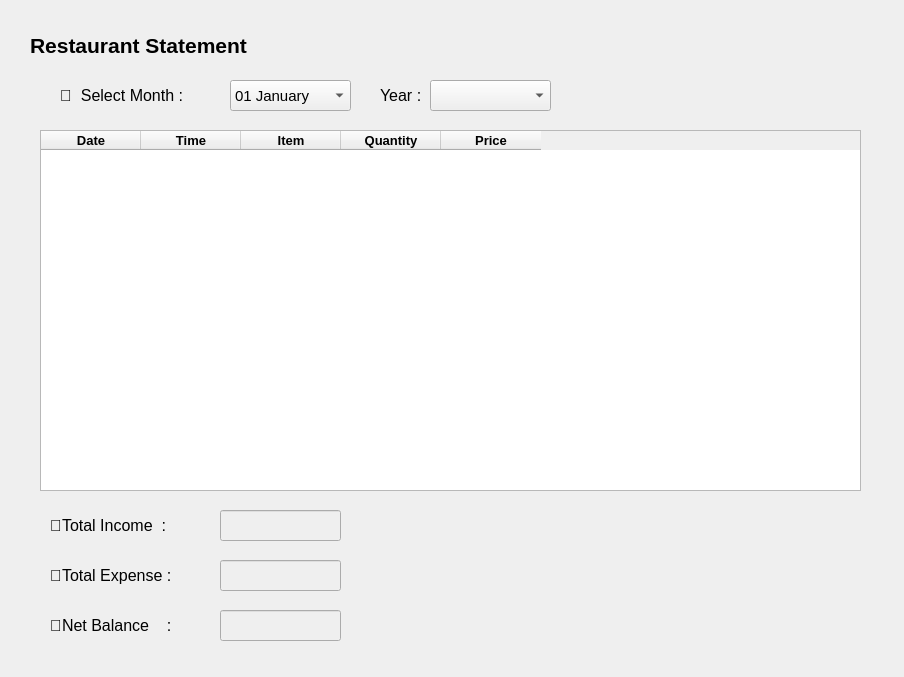
Old version of the form ui/statement.ui in the repository sriv95/Restaurant-Management.
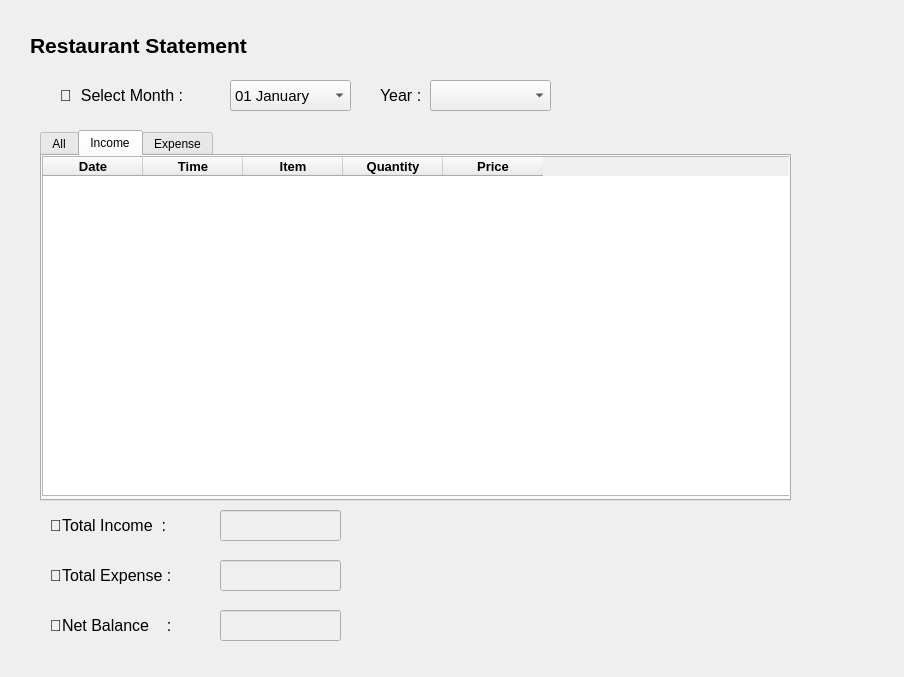
New version of the form. The open tabs and pages were chosen to show the change.

Commit message: Add Income and Expense tabs

What changed in the file:
```diff
--- a/ui/statement.ui
+++ b/ui/statement.ui
@@ -51,53 +51,6 @@
     <string>📅  Select Month :</string>
    </property>
   </widget>
-  <widget class="QTableWidget" name="Statement_Table">
-   <property name="enabled">
-    <bool>true</bool>
-   </property>
-   <property name="geometry">
-    <rect>
-     <x>40</x>
-     <y>130</y>
-     <width>821</width>
-     <height>361</height>
-    </rect>
-   </property>
-   <property name="font">
-    <font>
-     <pointsize>10</pointsize>
-     <bold>true</bold>
-    </font>
-   </property>
-   <property name="editTriggers">
-    <set>QAbstractItemView::EditTrigger::NoEditTriggers</set>
-   </property>
-   <column>
-    <property name="text">
-     <string>Date</string>
-    </property>
-   </column>
-   <column>
-    <property name="text">
-     <string>Time</string>
-    </property>
-   </column>
-   <column>
-    <property name="text">
-     <string>Item</string>
-    </property>
-   </column>
-   <column>
-    <property name="text">
-     <string>Quantity</string>
-    </property>
-   </column>
-   <column>
-    <property name="text">
-     <string>Price</string>
-    </property>
-   </column>
-  </widget>
   <widget class="QComboBox" name="Month_ComboBox">
    <property name="geometry">
     <rect>
@@ -325,6 +278,196 @@
     <enum>QComboBox::InsertPolicy::InsertAtTop</enum>
    </property>
   </widget>
+  <widget class="QTabWidget" name="tabWidget">
+   <property name="geometry">
+    <rect>
+     <x>40</x>
+     <y>130</y>
+     <width>751</width>
+     <height>371</height>
+    </rect>
+   </property>
+   <property name="currentIndex">
+    <number>0</number>
+   </property>
+   <widget class="QWidget" name="Alltab">
+    <property name="enabled">
+     <bool>true</bool>
+    </property>
+    <attribute name="title">
+     <string>All</string>
+    </attribute>
+    <widget class="QTableWidget" name="Statement_Table">
+     <property name="enabled">
+      <bool>true</bool>
+     </property>
+     <property name="geometry">
+      <rect>
+       <x>0</x>
+       <y>0</y>
+       <width>750</width>
+       <height>340</height>
+      </rect>
+     </property>
+     <property name="maximumSize">
+      <size>
+       <width>750</width>
+       <height>340</height>
+      </size>
+     </property>
+     <property name="font">
+      <font>
+       <pointsize>10</pointsize>
+       <bold>true</bold>
+      </font>
+     </property>
+     <property name="editTriggers">
+      <set>QAbstractItemView::EditTrigger::NoEditTriggers</set>
+     </property>
+     <column>
+      <property name="text">
+       <string>Date</string>
+      </property>
+     </column>
+     <column>
+      <property name="text">
+       <string>Time</string>
+      </property>
+     </column>
+     <column>
+      <property name="text">
+       <string>Item</string>
+      </property>
+     </column>
+     <column>
+      <property name="text">
+       <string>Quantity</string>
+      </property>
+     </column>
+     <column>
+      <property name="text">
+       <string>Price</string>
+      </property>
+     </column>
+    </widget>
+   </widget>
+   <widget class="QWidget" name="InTab">
+    <attribute name="title">
+     <string>Income</string>
+    </attribute>
+    <widget class="QTableWidget" name="Income_Table">
+     <property name="enabled">
+      <bool>true</bool>
+     </property>
+     <property name="geometry">
+      <rect>
+       <x>0</x>
+       <y>0</y>
+       <width>750</width>
+       <height>340</height>
+      </rect>
+     </property>
+     <property name="maximumSize">
+      <size>
+       <width>750</width>
+       <height>340</height>
+      </size>
+     </property>
+     <property name="font">
+      <font>
+       <pointsize>10</pointsize>
+       <bold>true</bold>
+      </font>
+     </property>
+     <property name="editTriggers">
+      <set>QAbstractItemView::EditTrigger::NoEditTriggers</set>
+     </property>
+     <column>
+      <property name="text">
+       <string>Date</string>
+      </property>
+     </column>
+     <column>
+      <property name="text">
+       <string>Time</string>
+      </property>
+     </column>
+     <column>
+      <property name="text">
+       <string>Item</string>
+      </property>
+     </column>
+     <column>
+      <property name="text">
+       <string>Quantity</string>
+      </property>
+     </column>
+     <column>
+      <property name="text">
+       <string>Price</string>
+      </property>
+     </column>
+    </widget>
+   </widget>
+   <widget class="QWidget" name="ExTab">
+    <attribute name="title">
+     <string>Expense</string>
+    </attribute>
+    <widget class="QTableWidget" name="Expense_Table">
+     <property name="enabled">
+      <bool>true</bool>
+     </property>
+     <property name="geometry">
+      <rect>
+       <x>0</x>
+       <y>0</y>
+       <width>750</width>
+       <height>340</height>
+      </rect>
+     </property>
+     <property name="maximumSize">
+      <size>
+       <width>750</width>
+       <height>340</height>
+      </size>
+     </property>
+     <property name="font">
+      <font>
+       <pointsize>10</pointsize>
+       <bold>true</bold>
+      </font>
+     </property>
+     <property name="editTriggers">
+      <set>QAbstractItemView::EditTrigger::NoEditTriggers</set>
+     </property>
+     <column>
+      <property name="text">
+       <string>Date</string>
+      </property>
+     </column>
+     <column>
+      <property name="text">
+       <string>Time</string>
+      </property>
+     </column>
+     <column>
+      <property name="text">
+       <string>Item</string>
+      </property>
+     </column>
+     <column>
+      <property name="text">
+       <string>Quantity</string>
+      </property>
+     </column>
+     <column>
+      <property name="text">
+       <string>Price</string>
+      </property>
+     </column>
+    </widget>
+   </widget>
+  </widget>
  </widget>
  <resources/>
  <connections/>
```
The commit also changes 1 other file.
